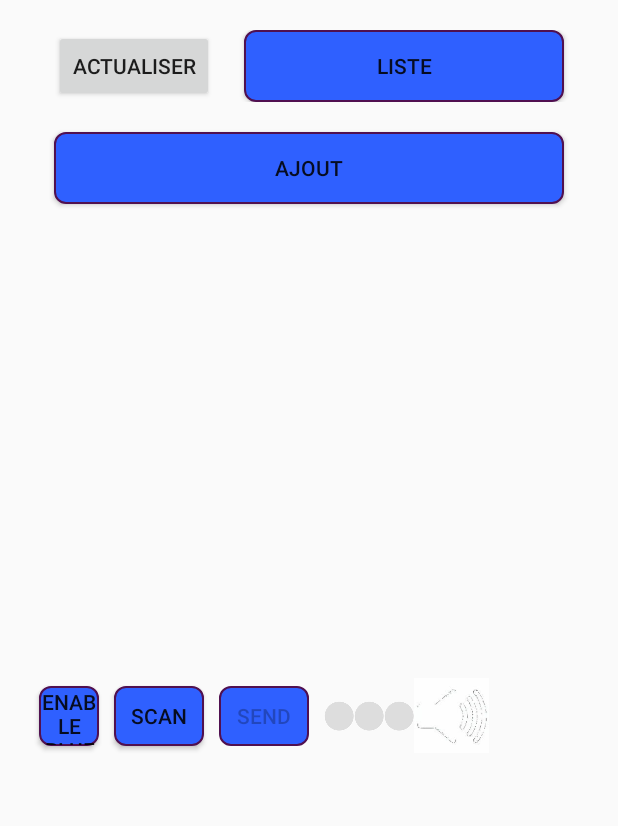
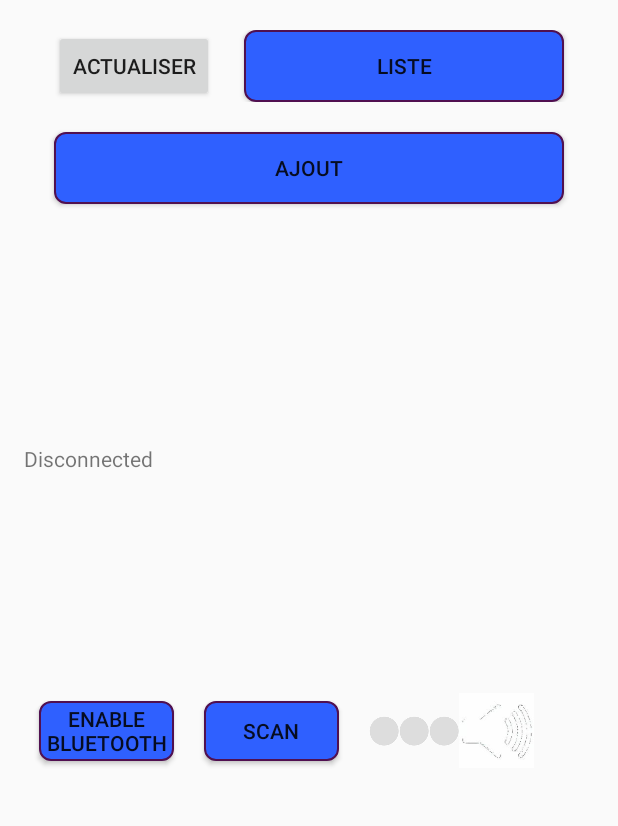
Before and after one commit to FrancoisLefevre12/Optali, an Android app: the screen it shows after launch (MainActivity), on a phone screen of 412 x 824 dp, the part 239-1065 px from its top. Run offline under Robolectric (Android 15) with nearby library versions, the phone set to English and light mode, and no system bars; our stand-ins replace Volley; network calls fail; 3 statements that could not run were skipped.

Commit message:
modification du design du MainActivity et débuggage

```diff
--- a/Optalinew/app/src/main/java/com/app/optali/MainActivity.java
+++ b/Optalinew/app/src/main/java/com/app/optali/MainActivity.java
@@ -33,7 +33,6 @@ import java.util.List;
 @TargetApi(18)
 public class MainActivity extends AppCompatActivity implements BluetoothAdapter.LeScanCallback {
 
-    private Boolean beTheLight;
     ImageView iwLed1;
     ImageView iwLed2;
     ImageView iwLed3;
@@ -56,7 +55,11 @@ public class MainActivity extends AppCompatActivity implements BluetoothAdapter.
     private boolean scanStarted;
     private boolean scanning;
 
-    private boolean flag_connect=false,flag_perim=false,flag_empty=false,flag_porte=false;
+    private boolean flag_connect=false;
+    private boolean flag_perim=false;
+    private boolean flag_empty=false;
+    private boolean flag_porte=false;
+    private boolean connected = false;
 
     private BluetoothAdapter bluetoothAdapter;
     private BluetoothDevice bluetoothDevice;
@@ -65,8 +68,9 @@ public class MainActivity extends AppCompatActivity implements BluetoothAdapter.
 
     private Button enableBluetoothButton;
     private TextView scanStatusText;
+    private TextView connectionStatusText;
     private Button scanButton;
-    private Button sendValueButton;
+    //private Button sendValueButton;
 
 
 
@@ -92,6 +96,7 @@ public class MainActivity extends AppCompatActivity implements BluetoothAdapter.
 
         // Find and Connect Device
         scanStatusText = (TextView) findViewById(R.id.scanStatus);
+        connectionStatusText = (TextView) findViewById(R.id.connectionStatus);
 
         scanButton = (Button) findViewById(R.id.scan);
         scanButton.setOnClickListener(new View.OnClickListener() {
@@ -114,19 +119,6 @@ public class MainActivity extends AppCompatActivity implements BluetoothAdapter.
 
 
 
-     /*   // Connect Device
-        connectionStatusText = (TextView) findViewById(R.id.connectionStatus);
-
-        connectButton = (Button) findViewById(R.id.connect);
-        connectButton.setOnClickListener(new View.OnClickListener() {
-            @Override
-            public void onClick(View v) {
-                v.setEnabled(false);
-                connectionStatusText.setText("Connecting...");
-            }
-        });
-*/
-
         /* // Send
         valueEdit = (EditData) findViewById(R.id.value);
         valueEdit.setImeOptions(EditorInfo.IME_ACTION_SEND);
@@ -141,7 +133,7 @@ public class MainActivity extends AppCompatActivity implements BluetoothAdapter.
             }
         });
 */
-
+      /*
         sendValueButton = (Button) findViewById(R.id.sendValue);
         sendValueButton.setOnClickListener(new View.OnClickListener() {
             @Override
@@ -150,7 +142,7 @@ public class MainActivity extends AppCompatActivity implements BluetoothAdapter.
             }
         });
 
-
+*/
 
         // Mise en place du bouton ajout page
         Button buttonAjout = (Button) findViewById(R.id.ajoutPage);
@@ -211,6 +203,7 @@ public class MainActivity extends AppCompatActivity implements BluetoothAdapter.
     }
 
     public void actualise(){
+
         // On récupère les données sur le singleton Etat
         Etat.getInstance(MainActivity.this).sendData();
         final Handler handler = new Handler();
@@ -231,24 +224,26 @@ public class MainActivity extends AppCompatActivity implements BluetoothAdapter.
             twLed1.setText("");
         }
 
-        //Il faudra activer ou non ce flag via la base de données
         if (flag_empty == true) {
             iwLed2.setImageResource(R.drawable.red_circle);
             twLed2.setText(R.string.SLedempty);
+            if (connected) rfduinoService.send("Vide".getBytes());
         }
         else {
             iwLed2.setImageResource(R.drawable.grey_circle);
             twLed2.setText("");
+            if (connected) rfduinoService.send("Plein".getBytes());
         }
 
-        //Idem que pour flag_empty
         if (flag_perim == true) {
             iwLed3.setImageResource(R.drawable.red_circle);
             twLed3.setText(R.string.SLedperim);
+            if (connected) rfduinoService.send("Perim".getBytes());
         }
         else {
             iwLed3.setImageResource(R.drawable.grey_circle);
             twLed3.setText("");
+            if (connected) rfduinoService.send("NotPerim".getBytes());
         }
 
 
@@ -381,7 +376,7 @@ public class MainActivity extends AppCompatActivity implements BluetoothAdapter.
         }
 
         // Connect
-        boolean connected = false;
+
         String connectionText = "Disconnected";
         if (state == STATE_CONNECTING) {
             connectionText = "Connecting...";
@@ -392,11 +387,8 @@ public class MainActivity extends AppCompatActivity implements BluetoothAdapter.
             scanButton.setEnabled(false);
             connectionText = "Connected";
         }
-       // connectionStatusText.setText(connectionText);
-       // connectButton.setEnabled(bluetoothDevice != null && state == STATE_DISCONNECTED);
 
-        sendValueButton.setEnabled(connected);
-
+       connectionStatusText.setText(connectionText);
     }
 
 
--- a/Optalinew/app/src/main/res/layout/activity_main.xml
+++ b/Optalinew/app/src/main/res/layout/activity_main.xml
@@ -72,7 +72,7 @@
 
         <ScrollView
             android:layout_width="wrap_content"
-            android:layout_height="100dp">
+            android:layout_height="130dp">
             <LinearLayout
                 android:id="@+id/notif_scroll_view"
                 android:layout_width="match_parent"
@@ -84,9 +84,7 @@
                     android:id="@+id/SLedOn"
                     android:layout_width="wrap_content"
                     android:layout_height="match_parent"
-                    android:textSize="20dp"
                     android:textColor="#00FF00"
-                    android:textStyle="bold"
                     android:orientation="vertical">
                 </TextView>
 
@@ -94,8 +92,6 @@
                     android:id="@+id/SLedPerim"
                     android:layout_width="wrap_content"
                     android:layout_height="match_parent"
-                    android:textSize="20dp"
-                    android:textStyle="bold"
                     android:textColor="#ff0000"
                     android:orientation="vertical">
                 </TextView>
@@ -104,8 +100,6 @@
                     android:id="@+id/SLedEmpty"
                     android:layout_width="wrap_content"
                     android:layout_height="match_parent"
-                    android:textSize="20dp"
-                    android:textStyle="bold"
                     android:textColor="#ff0000"
                     android:orientation="vertical">
                 </TextView>
@@ -114,8 +108,6 @@
                     android:id="@+id/SSpeakerOn"
                     android:layout_width="wrap_content"
                     android:layout_height="match_parent"
-                    android:textSize="20dp"
-                    android:textStyle="bold"
                     android:textColor="#ff0000"
                     android:orientation="vertical">
                 </TextView>
@@ -126,7 +118,7 @@
         <LinearLayout
 
             android:layout_width="match_parent"
-            android:layout_height="50dp">
+            android:layout_height="40dp">
 
             <TextView android:id="@+id/scanStatus"
                 android:layout_width="wrap_content"
@@ -150,8 +142,8 @@
             <Button
                 android:id="@+id/enableBluetooth"
                 android:layout_marginLeft="10dp"
-                android:layout_marginRight="10dp"
-                android:layout_width="40dp"
+                android:layout_marginRight="20dp"
+                android:layout_width="90dp"
                 android:layout_height="40dp"
                 android:layout_gravity="center"
                 android:text="BT"
@@ -159,22 +151,14 @@
 
             <Button
                 android:id="@+id/scan"
-                android:layout_marginRight="10dp"
-                android:layout_width="60dp"
+                android:layout_marginRight="20dp"
+                android:layout_width="90dp"
                 android:layout_height="40dp"
                 android:layout_gravity="center"
                 android:text="Scan"
                 android:background="@drawable/button_shape"/>
 
 
-            <Button
-                android:id="@+id/sendValue"
-                android:layout_marginRight="10dp"
-                android:layout_width="60dp"
-                android:layout_height="40dp"
-                android:layout_gravity="center"
-                android:text="Send"
-                android:background="@drawable/button_shape"/>
 
             <ImageView
                 android:id="@+id/notOn"
```
